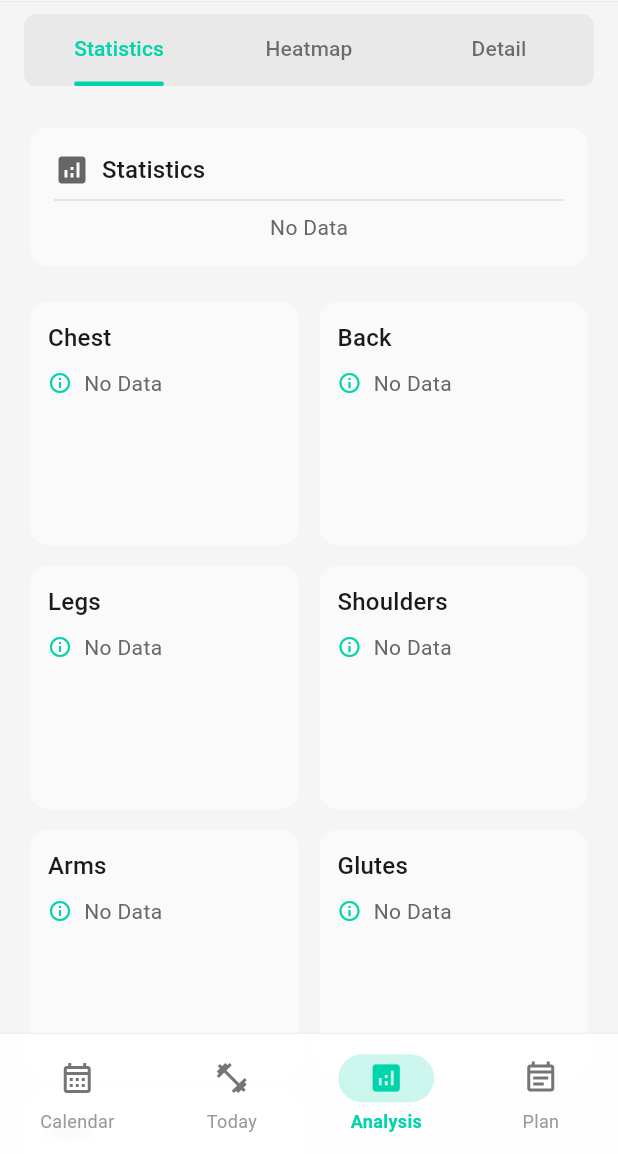
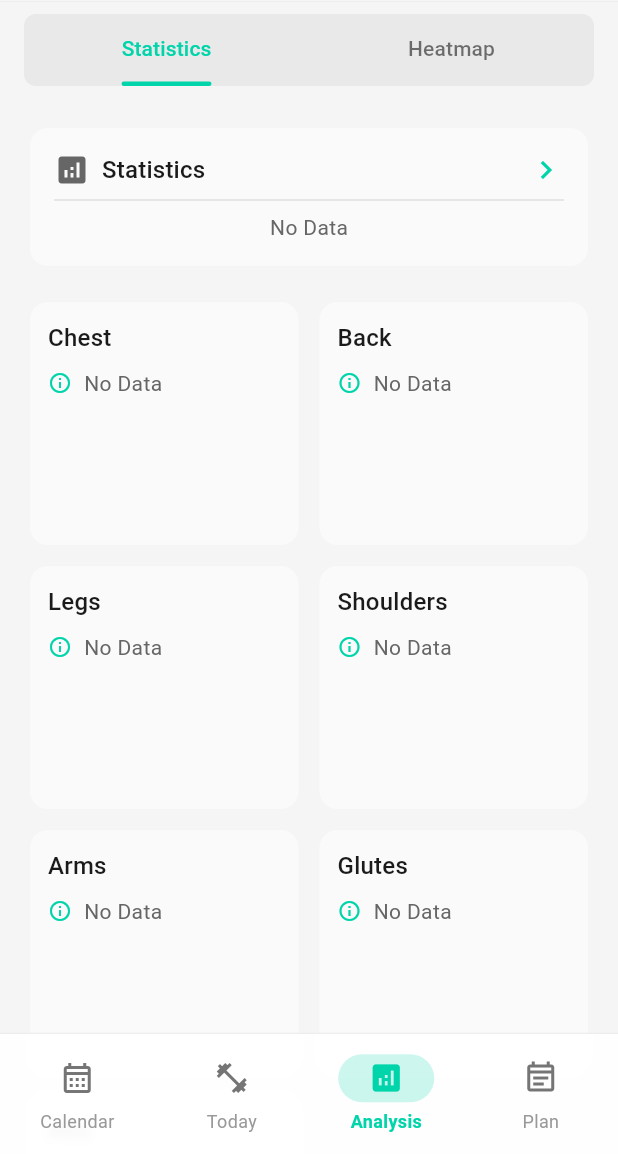
Before and after one commit to Felikspa/Musclock, a Flutter app: the screen it shows after launch, item 3 of the bottom bar chosen, on a phone screen of 412 x 824 dp, the part 82-1236 px from its top. Run offline on Flutter 3.47's test engine with Material 3 defaults, Android fonts, the phone set to English and light mode, and no system bars; our stand-ins replace cached_network_image, drift, flutter_animate, flutter_riverpod, flutter_secure_storage, share_plus and 3 more; accounts and stored records are empty; generated files the repository leaves out were written again.

Commit message:
Updated analytic features

```diff
--- a/lib/presentation/pages/analysis_page.dart
+++ b/lib/presentation/pages/analysis_page.dart
@@ -37,7 +37,7 @@ class _AnalysisPageState extends ConsumerState<AnalysisPage> {
     final isDark = Theme.of(context).brightness == Brightness.dark;
 
     return DefaultTabController(
-      length: 3,
+      length: 2,
       child: Scaffold(
         appBar: MusclockAppBar(
           title: l10n.analysis,
@@ -84,7 +84,6 @@ class _AnalysisPageState extends ConsumerState<AnalysisPage> {
                 tabs: [
                   Tab(text: l10n.statistics),
                   Tab(text: l10n.heatmap),
-                  Tab(text: l10n.detail),
                 ],
               ),
             ),
@@ -93,7 +92,6 @@ class _AnalysisPageState extends ConsumerState<AnalysisPage> {
                 children: [
                   _StatisticsTab(l10n: l10n, isEditing: _isEditing),
                   _HeatmapTab(l10n: l10n),
-                  const TrainingAnalysisDetailPage(),
                 ],
               ),
             ),
@@ -118,8 +116,19 @@ class _StatisticsTab extends ConsumerWidget {
     return ListView(
       padding: const EdgeInsets.all(16),
       children: [
-        // Global Stats
-        _GlobalStatsCard(sessionsAsync: sessionsAsync, l10n: l10n),
+        // Global Stats - Tap to enter detail page
+        _GlobalStatsCard(
+          sessionsAsync: sessionsAsync,
+          l10n: l10n,
+          onTap: () {
+            Navigator.push(
+              context,
+              MaterialPageRoute(
+                builder: (context) => const TrainingAnalysisDetailPage(),
+              ),
+            );
+          },
+        ),
         const SizedBox(height: 16),
         // Body Parts Stats
         bodyPartsAsync.when(
@@ -167,12 +176,20 @@ class _StatisticsTab extends ConsumerWidget {
 class _GlobalStatsCard extends StatelessWidget {
   final AsyncValue<List<WorkoutSession>> sessionsAsync;
   final AppLocalizations l10n;
+  final VoidCallback? onTap;
 
-  const _GlobalStatsCard({required this.sessionsAsync, required this.l10n});
+  const _GlobalStatsCard({
+    required this.sessionsAsync,
+    required this.l10n,
+    this.onTap,
+  });
 
   @override
   Widget build(BuildContext context) {
     return Card(
+      child: InkWell(
+        onTap: onTap,
+        borderRadius: BorderRadius.circular(12),
         child: Padding(
           padding: const EdgeInsets.all(16),
           child: Column(
@@ -185,6 +202,11 @@ class _GlobalStatsCard extends StatelessWidget {
                   Text(
                     l10n.statistics,
                     style: Theme.of(context).textTheme.titleMedium,
+                  ),
+                  const Spacer(),
+                  Icon(
+                    Icons.chevron_right,
+                    color: Theme.of(context).colorScheme.primary,
                   ),
                 ],
               ),
@@ -224,6 +246,7 @@ class _GlobalStatsCard extends StatelessWidget {
               error: (e, s) => Text('Error: $e'),
             ),
           ],
+        ),
       ),
       ),
     );
```
Also changed, not shown: lib/presentation/pages/analysis/training_analysis_detail_page.dart (+9 -17 lines), 1 other file. Lines whose indentation alone changed are shown as unchanged.
